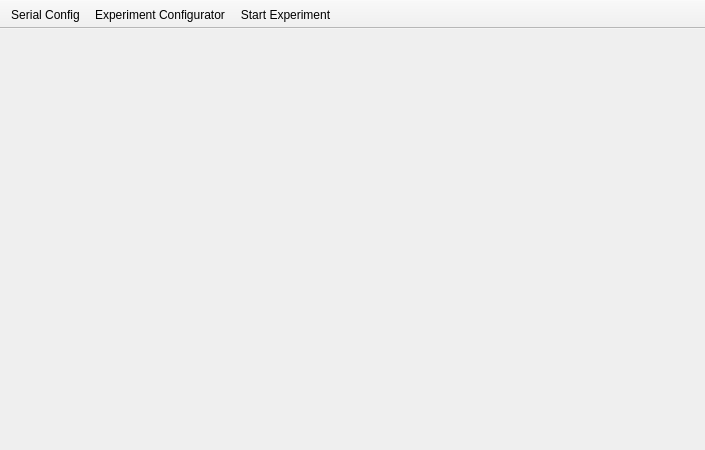
yobson/Exoplanet-Simulation, file mainwindow.ui: the form before one commit.
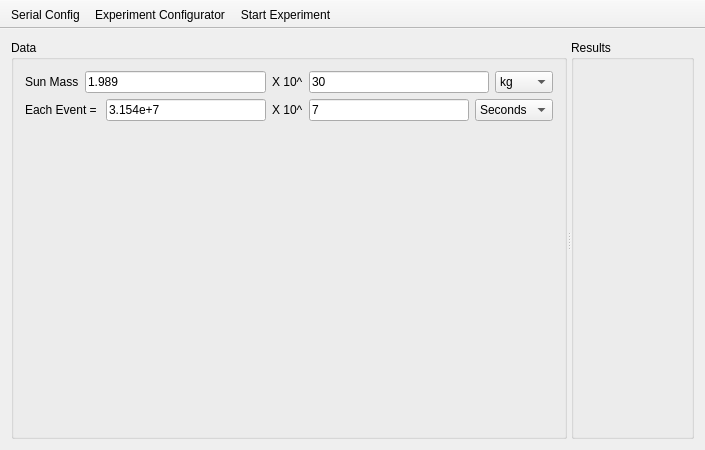
The form after the commit. Icons and pictures are not drawn.

```diff
--- a/mainwindow.ui
+++ b/mainwindow.ui
@@ -17,7 +17,144 @@
    <iconset resource="resources.qrc">
     <normaloff>:/images/Resources/planet-icon-7370.png</normaloff>:/images/Resources/planet-icon-7370.png</iconset>
   </property>
-  <widget class="QWidget" name="centralWidget"/>
+  <widget class="QWidget" name="centralWidget">
+   <layout class="QVBoxLayout" name="verticalLayout">
+    <item>
+     <widget class="QSplitter" name="splitter">
+      <property name="orientation">
+       <enum>Qt::Horizontal</enum>
+      </property>
+      <widget class="QGroupBox" name="groupBox">
+       <property name="title">
+        <string>Data</string>
+       </property>
+       <layout class="QVBoxLayout" name="verticalLayout_2">
+        <item>
+         <layout class="QHBoxLayout" name="horizontalLayout">
+          <item>
+           <widget class="QLabel" name="label">
+            <property name="text">
+             <string>Sun Mass</string>
+            </property>
+           </widget>
+          </item>
+          <item>
+           <widget class="QLineEdit" name="sunMass">
+            <property name="text">
+             <string>1.989</string>
+            </property>
+           </widget>
+          </item>
+          <item>
+           <widget class="QLabel" name="label_2">
+            <property name="text">
+             <string>X 10^</string>
+            </property>
+           </widget>
+          </item>
+          <item>
+           <widget class="QLineEdit" name="sunE">
+            <property name="text">
+             <string>30</string>
+            </property>
+           </widget>
+          </item>
+          <item>
+           <widget class="QComboBox" name="sunUnits">
+            <item>
+             <property name="text">
+              <string>kg</string>
+             </property>
+            </item>
+            <item>
+             <property name="text">
+              <string>Suns</string>
+             </property>
+            </item>
+           </widget>
+          </item>
+         </layout>
+        </item>
+        <item>
+         <layout class="QHBoxLayout" name="horizontalLayout_2">
+          <item>
+           <widget class="QLabel" name="label_3">
+            <property name="text">
+             <string>Each Event = </string>
+            </property>
+           </widget>
+          </item>
+          <item>
+           <widget class="QLineEdit" name="lineEdit">
+            <property name="text">
+             <string>3.154e+7</string>
+            </property>
+           </widget>
+          </item>
+          <item>
+           <widget class="QLabel" name="label_4">
+            <property name="text">
+             <string>X 10^</string>
+            </property>
+           </widget>
+          </item>
+          <item>
+           <widget class="QLineEdit" name="lineEdit_2">
+            <property name="text">
+             <string>7</string>
+            </property>
+           </widget>
+          </item>
+          <item>
+           <widget class="QComboBox" name="comboBox">
+            <item>
+             <property name="text">
+              <string>Seconds</string>
+             </property>
+            </item>
+            <item>
+             <property name="text">
+              <string>Hours</string>
+             </property>
+            </item>
+            <item>
+             <property name="text">
+              <string>Days</string>
+             </property>
+            </item>
+            <item>
+             <property name="text">
+              <string>Years</string>
+             </property>
+            </item>
+           </widget>
+          </item>
+         </layout>
+        </item>
+        <item>
+         <spacer name="verticalSpacer">
+          <property name="orientation">
+           <enum>Qt::Vertical</enum>
+          </property>
+          <property name="sizeHint" stdset="0">
+           <size>
+            <width>20</width>
+            <height>40</height>
+           </size>
+          </property>
+         </spacer>
+        </item>
+       </layout>
+      </widget>
+      <widget class="QGroupBox" name="groupBox_2">
+       <property name="title">
+        <string>Results</string>
+       </property>
+      </widget>
+     </widget>
+    </item>
+   </layout>
+  </widget>
   <widget class="QToolBar" name="toolBar">
    <property name="windowTitle">
     <string>toolBar</string>
```
